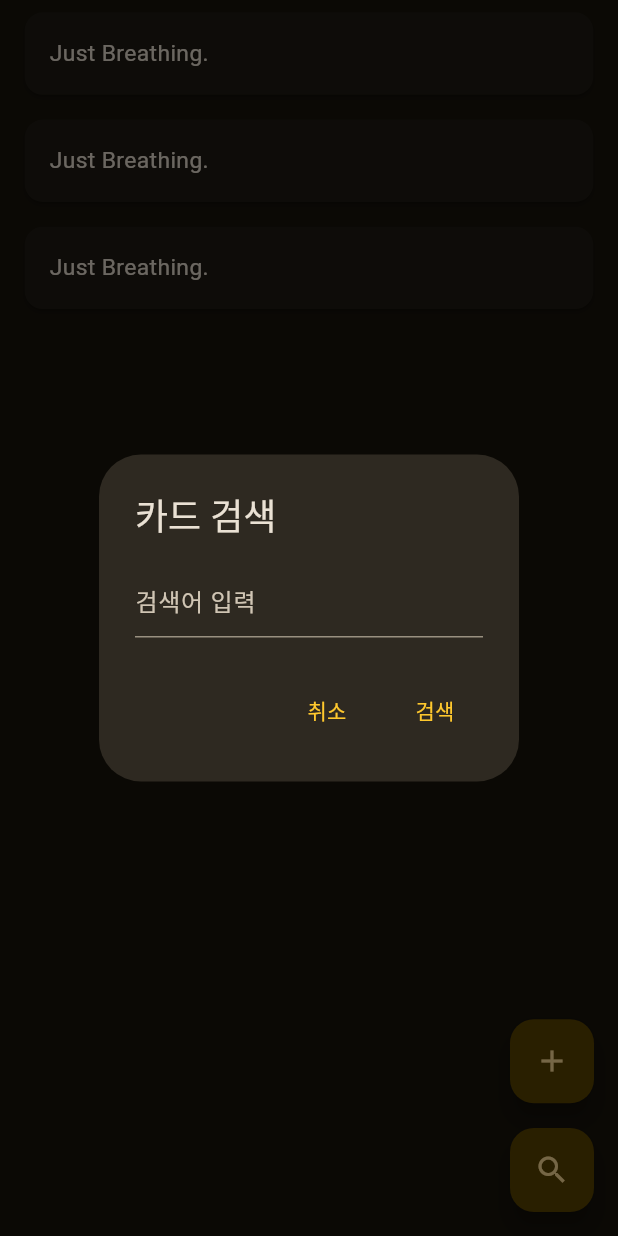
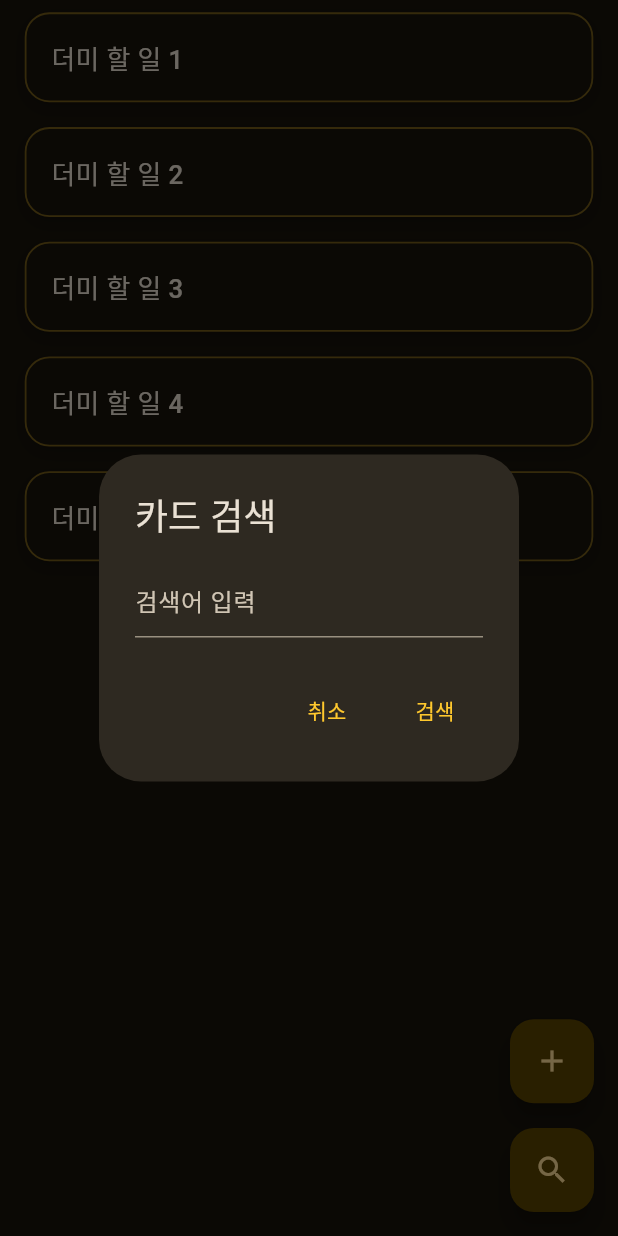
Before and after one commit to eunjooo2/TaskSpark_App, a Flutter app: the TaskPage screen opened directly, after a tap on the "search" icon, on a phone screen of 412 x 824 dp. Run offline on Flutter 3.47's test engine with Material 3 defaults, Android fonts, the phone set to English and light mode, and no system bars; our stand-ins replace flutter_secure_storage, font_awesome_flutter, icons_plus, lottie, pocketbase, responsive_sizer; accounts and stored records are empty; network calls fail.

Commit message:
Improve task description display behavior

```diff
--- a/lib/ui/pages/task_page.dart
+++ b/lib/ui/pages/task_page.dart
@@ -2,85 +2,138 @@ import 'package:flutter/material.dart';
 import 'package:responsive_sizer/responsive_sizer.dart';
 import 'package:task_spark/utils/models/task.dart';
 
+import '../widgets/task_card.dart';
+
 class TaskPage extends StatefulWidget {
-  const TaskPage({Key? key}) : super(key: key);
+  const TaskPage({super.key});
 
   @override
   State<TaskPage> createState() => _TaskPageState();
 }
 
 class _TaskPageState extends State<TaskPage> {
-  final _sc = ScrollController();
-  final _tasks = List.generate(3, (i) => Task(content: 'Just Breathing.'));
+  final ScrollController _scrollController = ScrollController();
+  final List<Task> _tasks = [];
+  final Map<int, bool> _expanded = {};
   bool _loading = false;
+  int _loadedPages = 0;
+  final int _pageSize = 5;
 
   @override
   void initState() {
     super.initState();
-    _fetch();
-    _sc.addListener(() {
-      if (_sc.position.pixels >= _sc.position.maxScrollExtent * 0.8 && !_loading) {
-        _fetch();
+    _loadInitial();
+    _scrollController.addListener(() {
+      if (_scrollController.position.pixels >=
+          _scrollController.position.maxScrollExtent * 0.9 &&
+          !_loading) {
+        _fetchMore();
       }
     });
   }
 
-  Future<void> _fetch() async {
+  void _loadInitial() {
+    _tasks.clear();
+    _loadedPages = 0;
+    _fetchMore();
+  }
+
+  Future<void> _fetchMore() async {
     setState(() => _loading = true);
-    await Future.delayed(const Duration(seconds: 1)); // 실제 API 호출로 대체
+    await Future.delayed(const Duration(seconds: 1)); // TODO: API 호출
+    final newTasks = List.generate(
+      _pageSize,
+          (i) => Task(content: '더미 할 일 ${_loadedPages * _pageSize + i + 1}'),
+    );
     setState(() {
+      _tasks.addAll(newTasks);
+      _loadedPages++;
       _loading = false;
     });
   }
 
   Future<void> _addTask() async {
-    final c = TextEditingController();
-    await showDialog(
+    final controller = TextEditingController();
+    await showModalBottomSheet(
       context: context,
-      builder: (_) => AlertDialog(
-        title: const Text('Add Task'),
-        content: TextField(controller: c, decoration: const InputDecoration(hintText: "Task Content")),
-        actions: [
-          TextButton(onPressed: () => Navigator.pop(context), child: const Text('Cancel')),
-          TextButton(
-            onPressed: () {
-              if (c.text.isNotEmpty) setState(() => _tasks.insert(0, Task(content: c.text)));
-              Navigator.pop(context);
-            },
-            child: const Text('추가'),
+      isScrollControlled: true,
+      backgroundColor: Colors.transparent,
+      builder: (_) => Padding(
+        padding: MediaQuery.of(context).viewInsets,
+        child: Container(
+          decoration: BoxDecoration(
+            color: Theme.of(context).scaffoldBackgroundColor,
+            borderRadius: const BorderRadius.vertical(top: Radius.circular(24)),
           ),
-        ],
+          padding: EdgeInsets.all(3.h),
+          child: Column(
+            mainAxisSize: MainAxisSize.min,
+            children: [
+              Text('할 일 추가', style: TextStyle(fontSize: 18.sp, fontWeight: FontWeight.bold)),
+              SizedBox(height: 2.h),
+              TextField(
+                controller: controller,
+                autofocus: true,
+                decoration: const InputDecoration(hintText: '무엇을 해야 하나요?'),
+              ),
+              SizedBox(height: 2.h),
+              Row(
+                mainAxisAlignment: MainAxisAlignment.end,
+                children: [
+                  TextButton(onPressed: () => Navigator.pop(context), child: const Text('취소')),
+                  ElevatedButton(
+                    onPressed: () {
+                      if (controller.text.isNotEmpty) {
+                        setState(() => _tasks.insert(0, Task(content: controller.text)));
+                        _scrollController.animateTo(
+                          0,
+                          duration: const Duration(milliseconds: 400),
+                          curve: Curves.easeOut,
+                        );
+                      }
+                      Navigator.pop(context);
+                    },
+                    child: const Text('추가'),
+                  ),
+                ],
+              ),
+            ],
+          ),
+        ),
       ),
     );
   }
 
   Future<void> _search() async {
-    final c = TextEditingController();
+    final controller = TextEditingController();
     await showDialog(
       context: context,
       builder: (_) => AlertDialog(
         title: const Text('카드 검색'),
-        content: TextField(controller: c, decoration: const InputDecoration(hintText: "검색어 입력")),
+        content: TextField(
+          controller: controller,
+          decoration: const InputDecoration(hintText: '검색어 입력'),
+        ),
         actions: [
           TextButton(onPressed: () => Navigator.pop(context), child: const Text('취소')),
           TextButton(
             onPressed: () {
-              final kw = c.text.trim();
+              final keyword = controller.text.trim();
               Navigator.pop(context);
-              if (kw.isEmpty) return;
-              final items = _tasks.where((t) => t.content?.contains(kw) ?? false).toList();
+              if (keyword.isEmpty) return;
+              final results = _tasks.where((t) => t.content?.contains(keyword) ?? false).toList();
               showDialog(
                 context: context,
                 builder: (_) => AlertDialog(
                   title: const Text('검색 결과'),
-                  content: items.isEmpty
+                  content: results.isEmpty
                       ? const Text('검색 결과가 없습니다.')
                       : SizedBox(
                     width: 80.w,
                     height: 40.h,
                     child: ListView.builder(
-                      itemCount: items.length,
-                      itemBuilder: (_, i) => ListTile(title: Text(items[i].content ?? '')),
+                      itemCount: results.length,
+                      itemBuilder: (_, i) => ListTile(title: Text(results[i].content ?? '')),
                     ),
                   ),
                   actions: [TextButton(onPressed: () => Navigator.pop(context), child: const Text('확인'))],
@@ -97,8 +150,16 @@ class _TaskPageState extends State<TaskPage> {
   @override
   Widget build(BuildContext context) {
     return Scaffold(
-      body: ListView.builder(
-        controller: _sc,
+      body: _tasks.isEmpty && !_loading
+          ? Center(
+        child: Text(
+          "할 일이 없습니다.\n오른쪽 아래 '+' 버튼을 눌러 추가해보세요!",
+          textAlign: TextAlign.center,
+          style: TextStyle(fontSize: 16.sp),
+        ),
+      )
+          : ListView.builder(
+        controller: _scrollController,
         itemCount: _tasks.length + 1,
         itemBuilder: (_, i) {
           if (i == _tasks.length) {
@@ -109,22 +170,29 @@ class _TaskPageState extends State<TaskPage> {
             )
                 : const SizedBox();
           }
-          final t = _tasks[i];
-          return Card(
-            margin: EdgeInsets.symmetric(horizontal: 4.w, vertical: 1.h),
-            child: Padding(
-              padding: EdgeInsets.all(2.h),
-              child: Text(t.content ?? '', style: TextStyle(fontSize: 16.sp)),
-            ),
+          return TaskCard(
+            task: _tasks[i],
+            isExpanded: _expanded[i] ?? false,
+            onTap: () => setState(() => _expanded[i] = !(_expanded[i] ?? false)),
           );
         },
       ),
       floatingActionButton: Column(
         mainAxisAlignment: MainAxisAlignment.end,
         children: [
-          FloatingActionButton(heroTag: 'add', onPressed: _addTask, child: const Icon(Icons.add)),
+          FloatingActionButton(
+            heroTag: 'add',
+            onPressed: _addTask,
+            tooltip: '할 일 추가',
+            child: const Icon(Icons.add),
+          ),
           SizedBox(height: 2.h),
-          FloatingActionButton(heroTag: 'search', onPressed: _search, child: const Icon(Icons.search)),
+          FloatingActionButton(
+            heroTag: 'search',
+            onPressed: _search,
+            tooltip: '검색',
+            child: const Icon(Icons.search),
+          ),
         ],
       ),
     );
--- /dev/null
+++ b/lib/ui/widgets/task_card.dart
@@ -0,0 +1,71 @@
+import 'package:flutter/material.dart';
+import 'package:responsive_sizer/responsive_sizer.dart';
+import 'package:task_spark/utils/models/task.dart';
+
+class TaskCard extends StatelessWidget {
+  final Task task;
+  final bool isExpanded;
+  final VoidCallback onTap;
+
+  const TaskCard({
+    super.key,
+    required this.task,
+    required this.isExpanded,
+    required this.onTap,
+  });
+
+  @override
+  Widget build(BuildContext context) {
+    const double collapsedHeight = 60;
+    const double expandedHeight = 160;
+
+    return GestureDetector(
+      onTap: onTap,
+      child: AnimatedContainer(
+        duration: const Duration(milliseconds: 300),
+        curve: Curves.easeInOut,
+        height: isExpanded ? expandedHeight : collapsedHeight,
+        margin: EdgeInsets.symmetric(horizontal: 4.w, vertical: 1.h),
+        padding: EdgeInsets.all(2.h),
+        decoration: BoxDecoration(
+          color: Theme.of(context).colorScheme.surface.withOpacity(0.95),
+          borderRadius: BorderRadius.circular(2.h),
+          border: Border.all(
+            color: Theme.of(context).colorScheme.primary.withOpacity(0.4),
+            width: 1.2,
+          ),
+          boxShadow: [
+            BoxShadow(
+              color: Colors.black.withOpacity(0.2),
+              blurRadius: 8,
+              offset: const Offset(0, 4),
+            ),
+          ],
+        ),
+        clipBehavior: Clip.hardEdge,
+        child: Stack(
+          children: [
+            Positioned(
+              top: 0,
+              left: 0,
+              right: 0,
+              child: Text(
+                task.content ?? '',
+                style: TextStyle(fontSize: 17.sp, fontWeight: FontWeight.w500),
+              ),
+            ),
+            Positioned(
+              top: 40,
+              left: 0,
+              right: 0,
+              child: Text(
+                "자세한 설명 영역입니다.\n(예: 날짜, 태그, 상태 등)",
+                style: TextStyle(fontSize: 14.sp, color: Colors.grey),
+              ),
+            ),
+          ],
+        ),
+      ),
+    );
+  }
+}
```
